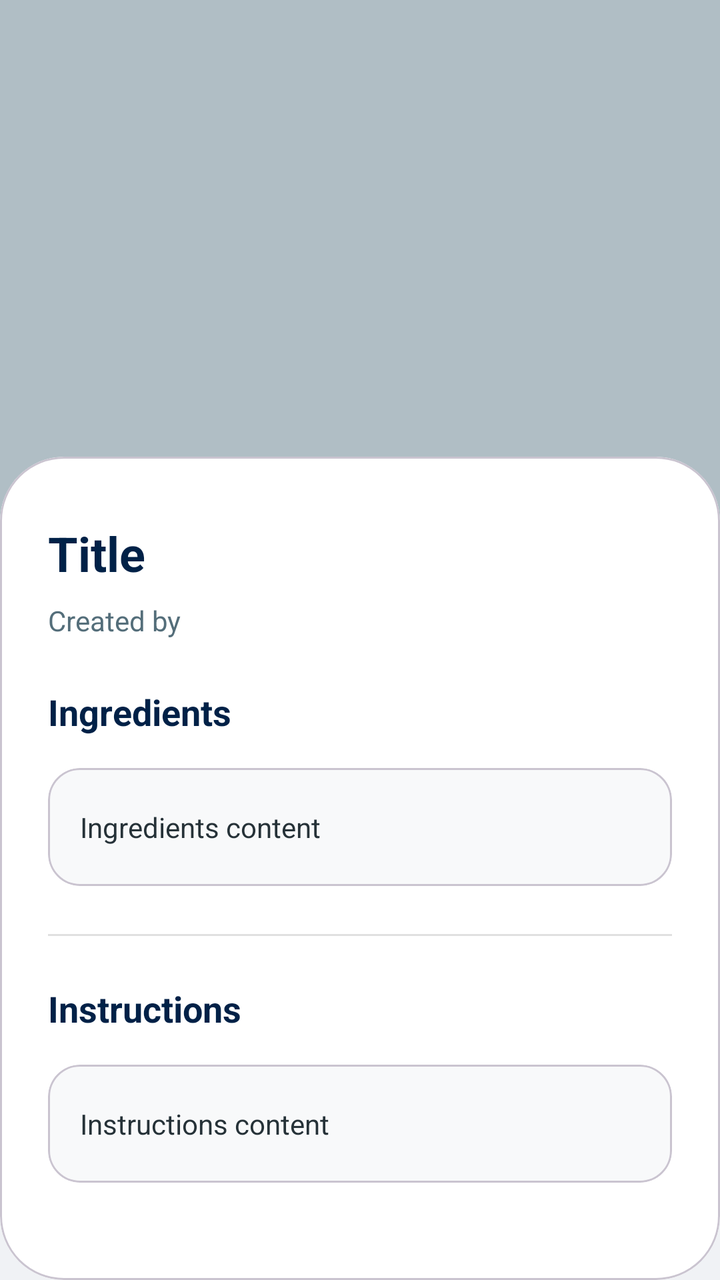
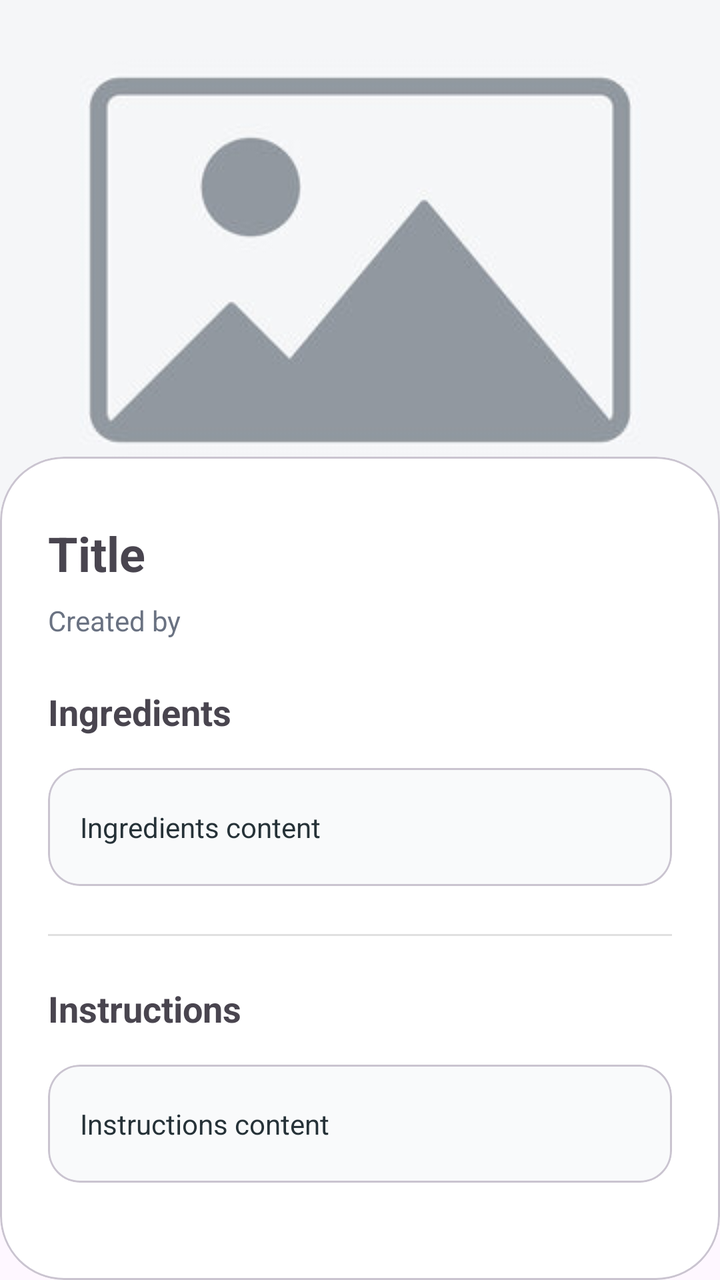

Two renders of the same Android screen: before a commit and after it. Below are the layout's source before the change and the commit's diff.
<!-- AndroidManifest.xml: application theme Theme.Plateful -->
<!-- res/layout/fragment_recipe_details.xml -->
<?xml version="1.0" encoding="utf-8"?>
<androidx.core.widget.NestedScrollView
    xmlns:android="http://schemas.android.com/apk/res/android"
    xmlns:app="http://schemas.android.com/apk/res-auto"
    xmlns:tools="http://schemas.android.com/tools"
    android:layout_width="match_parent"
    android:layout_height="match_parent"
    android:fillViewport="true"
    android:background="#F0F2F5">

    <androidx.constraintlayout.widget.ConstraintLayout
        android:layout_width="match_parent"
        android:layout_height="wrap_content">

        <com.google.android.material.imageview.ShapeableImageView
            android:id="@+id/recipe_image_view"
            android:layout_width="0dp"
            android:layout_height="260dp"
            android:scaleType="centerCrop"
            app:layout_constraintEnd_toEndOf="parent"
            app:layout_constraintStart_toStartOf="parent"
            app:layout_constraintTop_toTopOf="parent"
            app:srcCompat="@drawable/image_placeholder"
            app:tint="#B0BEC5"
            tools:ignore="ContentDescription" />

        <com.google.android.material.card.MaterialCardView
            android:id="@+id/recipe_details_card"
            android:layout_width="0dp"
            android:layout_height="0dp"
            android:layout_marginTop="-32dp"
            app:cardBackgroundColor="@android:color/white"
            app:cardCornerRadius="32dp"
            app:cardElevation="0dp"
            app:layout_constraintBottom_toBottomOf="parent"
            app:layout_constraintEnd_toEndOf="parent"
            app:layout_constraintStart_toStartOf="parent"
            app:layout_constraintTop_toBottomOf="@id/recipe_image_view">

            <androidx.constraintlayout.widget.ConstraintLayout
                android:layout_width="match_parent"
                android:layout_height="wrap_content"
                android:paddingBottom="32dp">

                <com.google.android.material.textview.MaterialTextView
                    android:id="@+id/recipe_title_text_view"
                    android:layout_width="0dp"
                    android:layout_height="wrap_content"
                    android:layout_marginHorizontal="24dp"
                    android:layout_marginTop="32dp"
                    android:text="@string/title"
                    android:textColor="#002147"
                    android:textSize="24sp"
                    android:textStyle="bold"
                    app:layout_constraintEnd_toEndOf="parent"
                    app:layout_constraintStart_toStartOf="parent"
                    app:layout_constraintTop_toTopOf="parent" />

                <com.google.android.material.textview.MaterialTextView
                    android:id="@+id/recipe_creator_text_view"
                    android:layout_width="0dp"
                    android:layout_height="wrap_content"
                    android:layout_marginHorizontal="24dp"
                    android:layout_marginTop="8dp"
                    android:text="@string/created_by"
                    android:textColor="#546E7A"
                    android:textSize="14sp"
                    app:layout_constraintEnd_toEndOf="parent"
                    app:layout_constraintStart_toStartOf="parent"
                    app:layout_constraintTop_toBottomOf="@id/recipe_title_text_view" />

                <com.google.android.material.textview.MaterialTextView
                    android:id="@+id/recipe_ingredients_header_text_view"
                    android:layout_width="0dp"
                    android:layout_height="wrap_content"
                    android:layout_marginHorizontal="24dp"
                    android:layout_marginTop="24dp"
                    android:text="@string/ingredients"
                    android:textColor="#002147"
                    android:textSize="18sp"
                    android:textStyle="bold"
                    app:layout_constraintEnd_toEndOf="parent"
                    app:layout_constraintStart_toStartOf="parent"
                    app:layout_constraintTop_toBottomOf="@id/recipe_creator_text_view" />

                <com.google.android.material.card.MaterialCardView
                    android:id="@+id/recipe_ingredients_card"
                    android:layout_width="0dp"
                    android:layout_height="wrap_content"
                    android:layout_marginHorizontal="24dp"
                    android:layout_marginTop="16dp"
                    app:cardBackgroundColor="#F8F9FA"
                    app:cardCornerRadius="16dp"
                    app:cardElevation="0dp"
                    app:contentPadding="16dp"
                    app:layout_constraintEnd_toEndOf="parent"
                    app:layout_constraintStart_toStartOf="parent"
                    app:layout_constraintTop_toBottomOf="@id/recipe_ingredients_header_text_view">

                    <com.google.android.material.textview.MaterialTextView
                        android:id="@+id/recipe_ingredients_text_view"
                        android:layout_width="match_parent"
                        android:layout_height="wrap_content"
                        android:paddingVertical="4dp"
                        android:text="@string/ingredients_content"
                        android:textColor="#263238" />
                </com.google.android.material.card.MaterialCardView>

                <com.google.android.material.divider.MaterialDivider
                    android:id="@+id/divider"
                    android:layout_width="0dp"
                    android:layout_height="wrap_content"
                    android:layout_marginHorizontal="24dp"
                    android:layout_marginTop="24dp"
                    app:dividerColor="#E0E0E0"
                    app:layout_constraintEnd_toEndOf="parent"
                    app:layout_constraintStart_toStartOf="parent"
                    app:layout_constraintTop_toBottomOf="@id/recipe_ingredients_card" />

                <com.google.android.material.textview.MaterialTextView
                    android:id="@+id/recipe_instructions_header"
                    android:layout_width="0dp"
                    android:layout_height="wrap_content"
                    android:layout_marginHorizontal="24dp"
                    android:layout_marginTop="24dp"
                    android:text="@string/instructions"
                    android:textColor="#002147"
                    android:textSize="18sp"
                    android:textStyle="bold"
                    app:layout_constraintEnd_toEndOf="parent"
                    app:layout_constraintStart_toStartOf="parent"
                    app:layout_constraintTop_toBottomOf="@id/divider" />

                <com.google.android.material.card.MaterialCardView
                    android:id="@+id/recipe_instructions_card"
                    android:layout_width="0dp"
                    android:layout_height="wrap_content"
                    android:layout_marginHorizontal="24dp"
                    android:layout_marginTop="16dp"
                    app:cardBackgroundColor="#F8F9FA"
                    app:cardCornerRadius="16dp"
                    app:cardElevation="0dp"
                    app:contentPadding="16dp"
                    app:layout_constraintEnd_toEndOf="parent"
                    app:layout_constraintStart_toStartOf="parent"
                    app:layout_constraintTop_toBottomOf="@id/recipe_instructions_header">

                    <com.google.android.material.textview.MaterialTextView
                        android:id="@+id/recipe_instructions_text_view"
                        android:layout_width="match_parent"
                        android:layout_height="wrap_content"
                        android:paddingVertical="4dp"
                        android:text="@string/instructions_content"
                        android:textColor="#263238" />
                </com.google.android.material.card.MaterialCardView>

            </androidx.constraintlayout.widget.ConstraintLayout>

        </com.google.android.material.card.MaterialCardView>

    </androidx.constraintlayout.widget.ConstraintLayout>
</androidx.core.widget.NestedScrollView>
<!-- resources referenced by this layout -->
<resources>
  <!-- drawable image_placeholder: jpg bitmap (drawable, 10448 bytes) -->
  <string name="created_by">Created by</string>
  <string name="ingredients">Ingredients</string>
  <string name="ingredients_content">Ingredients content</string>
  <string name="instructions">Instructions</string>
  <string name="instructions_content">Instructions content</string>
  <string name="title">Title</string>
  <style name="Theme.Plateful" parent="Base.Theme.Plateful" />
  <style name="Base.Theme.Plateful" parent="Theme.Material3.DayNight.NoActionBar">
          
          
      </style>
</resources>

<!-- the commit's change to res/layout/fragment_recipe_details.xml (unified diff, before → after) -->
@@ -5,8 +5,7 @@
     xmlns:tools="http://schemas.android.com/tools"
     android:layout_width="match_parent"
     android:layout_height="match_parent"
-    android:fillViewport="true"
-    android:background="#F0F2F5">
+    android:fillViewport="true">
 
     <androidx.constraintlayout.widget.ConstraintLayout
         android:layout_width="match_parent"
@@ -21,7 +20,6 @@
             app:layout_constraintStart_toStartOf="parent"
             app:layout_constraintTop_toTopOf="parent"
             app:srcCompat="@drawable/image_placeholder"
-            app:tint="#B0BEC5"
             tools:ignore="ContentDescription" />
 
         <com.google.android.material.card.MaterialCardView
@@ -49,7 +47,6 @@
                     android:layout_marginHorizontal="24dp"
                     android:layout_marginTop="32dp"
                     android:text="@string/title"
-                    android:textColor="#002147"
                     android:textSize="24sp"
                     android:textStyle="bold"
                     app:layout_constraintEnd_toEndOf="parent"
@@ -63,7 +60,7 @@
                     android:layout_marginHorizontal="24dp"
                     android:layout_marginTop="8dp"
                     android:text="@string/created_by"
-                    android:textColor="#546E7A"
+                    android:textColor="@color/lightGray"
                     android:textSize="14sp"
                     app:layout_constraintEnd_toEndOf="parent"
                     app:layout_constraintStart_toStartOf="parent"
@@ -76,7 +73,6 @@
                     android:layout_marginHorizontal="24dp"
                     android:layout_marginTop="24dp"
                     android:text="@string/ingredients"
-                    android:textColor="#002147"
                     android:textSize="18sp"
                     android:textStyle="bold"
                     app:layout_constraintEnd_toEndOf="parent"
@@ -89,7 +85,7 @@
                     android:layout_height="wrap_content"
                     android:layout_marginHorizontal="24dp"
                     android:layout_marginTop="16dp"
-                    app:cardBackgroundColor="#F8F9FA"
+                    app:cardBackgroundColor="@color/grayBackground"
                     app:cardCornerRadius="16dp"
                     app:cardElevation="0dp"
                     app:contentPadding="16dp"
@@ -103,7 +99,7 @@
                         android:layout_height="wrap_content"
                         android:paddingVertical="4dp"
                         android:text="@string/ingredients_content"
-                        android:textColor="#263238" />
+                        android:textColor="@color/textContent" />
                 </com.google.android.material.card.MaterialCardView>
 
                 <com.google.android.material.divider.MaterialDivider
@@ -112,7 +108,7 @@
                     android:layout_height="wrap_content"
                     android:layout_marginHorizontal="24dp"
                     android:layout_marginTop="24dp"
-                    app:dividerColor="#E0E0E0"
+                    app:dividerColor="@color/divider"
                     app:layout_constraintEnd_toEndOf="parent"
                     app:layout_constraintStart_toStartOf="parent"
                     app:layout_constraintTop_toBottomOf="@id/recipe_ingredients_card" />
@@ -124,7 +120,6 @@
                     android:layout_marginHorizontal="24dp"
                     android:layout_marginTop="24dp"
                     android:text="@string/instructions"
-                    android:textColor="#002147"
                     android:textSize="18sp"
                     android:textStyle="bold"
                     app:layout_constraintEnd_toEndOf="parent"
@@ -137,7 +132,7 @@
                     android:layout_height="wrap_content"
                     android:layout_marginHorizontal="24dp"
                     android:layout_marginTop="16dp"
-                    app:cardBackgroundColor="#F8F9FA"
+                    app:cardBackgroundColor="@color/grayBackground"
                     app:cardCornerRadius="16dp"
                     app:cardElevation="0dp"
                     app:contentPadding="16dp"
@@ -151,7 +146,7 @@
                         android:layout_height="wrap_content"
                         android:paddingVertical="4dp"
                         android:text="@string/instructions_content"
-                        android:textColor="#263238" />
+                        android:textColor="@color/textContent" />
                 </com.google.android.material.card.MaterialCardView>
 
             </androidx.constraintlayout.widget.ConstraintLayout>
<!-- resource entries referenced after the edit -->
@@ -1,5 +1,9 @@
 <!-- resources referenced by this layout -->
 <resources>
+  <color name="divider">#E0E0E0</color>
+  <color name="grayBackground">#F9FAFB</color>
+  <color name="lightGray">#6a7282</color>
+  <color name="textContent">#263238</color>
   <!-- drawable image_placeholder: jpg bitmap (drawable, 10448 bytes) -->
   <string name="created_by">Created by</string>
   <string name="ingredients">Ingredients</string>
